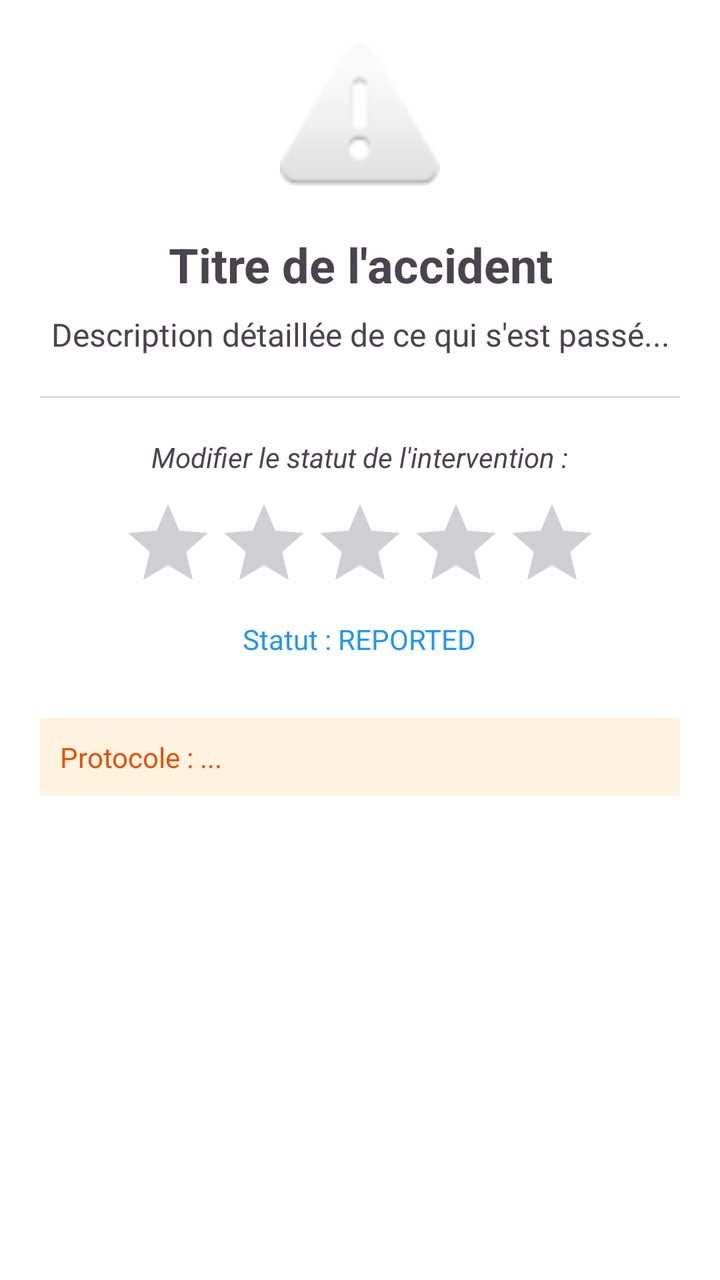
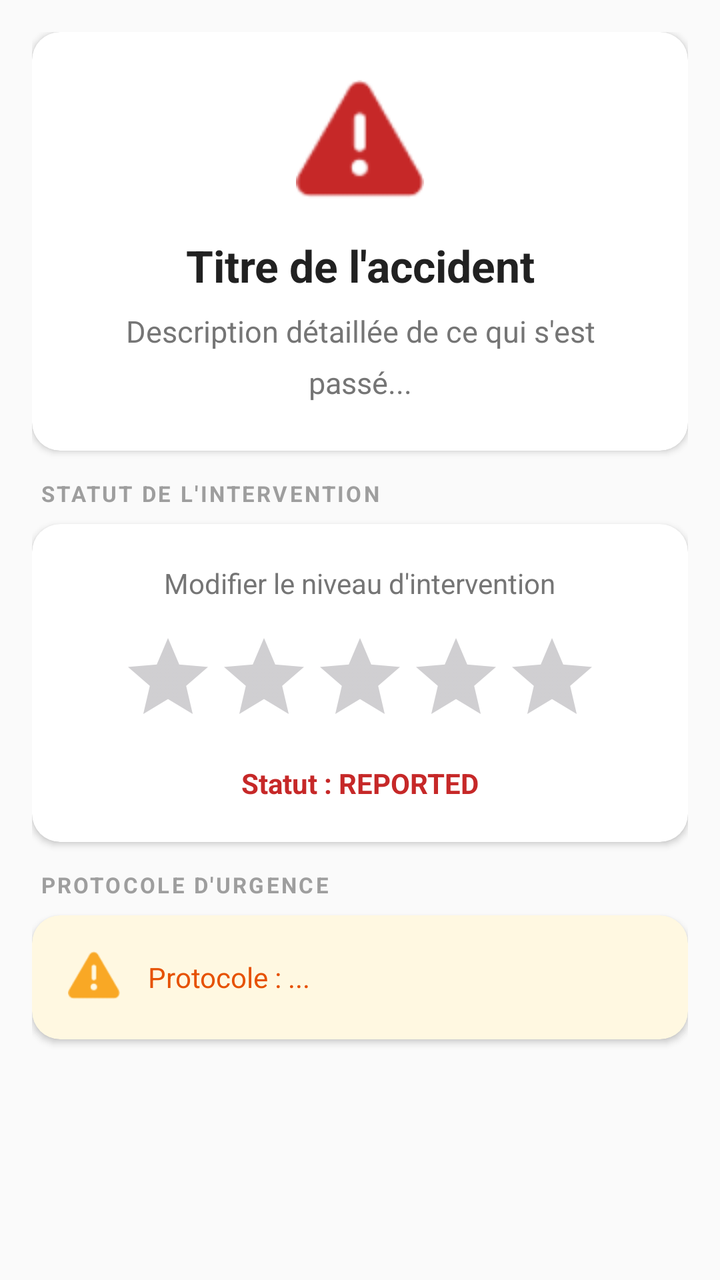

An Android layout rendered at two revisions. The XML below is the earlier revision; the diff shows what the commit changed to produce the second picture.
<!-- AndroidManifest.xml: application theme Theme.MyApplication -->
<!-- res/layout/fragment_screen1.xml -->
<?xml version="1.0" encoding="utf-8"?>
<LinearLayout xmlns:android="http://schemas.android.com/apk/res/android"
    xmlns:app="http://schemas.android.com/apk/res-auto"
    xmlns:tools="http://schemas.android.com/tools"
    android:layout_width="match_parent"
    android:layout_height="match_parent"
    android:orientation="vertical"
    android:padding="20dp"
    android:background="#FFFFFF"
    tools:context=".Screen1Fragment">

    <ImageView
        android:id="@+id/detail_priority_icon"
        android:layout_width="80dp"
        android:layout_height="80dp"
        android:layout_gravity="center"
        android:src="@android:drawable/ic_dialog_alert" />

    <TextView
        android:id="@+id/detail_title"
        android:layout_width="match_parent"
        android:layout_height="wrap_content"
        android:text="Titre de l'accident"
        android:textSize="24sp"
        android:textStyle="bold"
        android:textAlignment="center"
        android:layout_marginTop="16dp" />

    <TextView
        android:id="@+id/detail_description"
        android:layout_width="match_parent"
        android:layout_height="wrap_content"
        android:text="Description détaillée de ce qui s'est passé..."
        android:textSize="16sp"
        android:layout_marginTop="8dp"
        android:textAlignment="center" />

    <View
        android:layout_width="match_parent"
        android:layout_height="1dp"
        android:background="#DDDDDD"
        android:layout_marginVertical="20dp" />

    <TextView
        android:layout_width="wrap_content"
        android:layout_height="wrap_content"
        android:text="Modifier le statut de l'intervention :"
        android:textStyle="italic"
        android:layout_gravity="center" />

    <RatingBar
        android:id="@+id/detail_rating_status"
        android:layout_width="wrap_content"
        android:layout_height="wrap_content"
        android:layout_gravity="center"
        android:numStars="5"
        android:stepSize="1.0"
        android:layout_marginTop="10dp" />

    <TextView
        android:id="@+id/detail_status_label"
        android:layout_width="wrap_content"
        android:layout_height="wrap_content"
        android:layout_gravity="center"
        android:text="Statut : REPORTED"
        android:layout_marginTop="5dp"
        android:textColor="#2196F3" />

    <TextView
        android:id="@+id/detail_safety_protocol"
        android:layout_width="match_parent"
        android:layout_height="wrap_content"
        android:layout_marginTop="30dp"
        android:padding="10dp"
        android:background="#FFF3E0"
        android:text="Protocole : ..."
        android:textColor="#E65100" />

</LinearLayout>
<!-- resources referenced by this layout -->
<resources>
  <style name="Theme.MyApplication" parent="Base.Theme.MyApplication" />
  <style name="Base.Theme.MyApplication" parent="Theme.Material3.DayNight.NoActionBar">
          
          
      </style>
</resources>

<!-- the commit's change to res/layout/fragment_screen1.xml (unified diff, before → after) -->
@@ -1,79 +1,177 @@
 <?xml version="1.0" encoding="utf-8"?>
-<LinearLayout xmlns:android="http://schemas.android.com/apk/res/android"
+<ScrollView xmlns:android="http://schemas.android.com/apk/res/android"
     xmlns:app="http://schemas.android.com/apk/res-auto"
     xmlns:tools="http://schemas.android.com/tools"
     android:layout_width="match_parent"
     android:layout_height="match_parent"
-    android:orientation="vertical"
-    android:padding="20dp"
-    android:background="#FFFFFF"
+    android:background="#FAFAFA"
+    android:fillViewport="true"
     tools:context=".Screen1Fragment">
 
-    <ImageView
-        android:id="@+id/detail_priority_icon"
-        android:layout_width="80dp"
-        android:layout_height="80dp"
-        android:layout_gravity="center"
-        android:src="@android:drawable/ic_dialog_alert" />
-
-    <TextView
-        android:id="@+id/detail_title"
+    <LinearLayout
         android:layout_width="match_parent"
         android:layout_height="wrap_content"
-        android:text="Titre de l'accident"
-        android:textSize="24sp"
-        android:textStyle="bold"
-        android:textAlignment="center"
-        android:layout_marginTop="16dp" />
+        android:orientation="vertical"
+        android:padding="16dp">
 
-    <TextView
-        android:id="@+id/detail_description"
-        android:layout_width="match_parent"
-        android:layout_height="wrap_content"
-        android:text="Description détaillée de ce qui s'est passé..."
-        android:textSize="16sp"
-        android:layout_marginTop="8dp"
-        android:textAlignment="center" />
+        
+        <androidx.cardview.widget.CardView
+            android:layout_width="match_parent"
+            android:layout_height="wrap_content"
+            android:layout_marginBottom="14dp"
+            app:cardCornerRadius="14dp"
+            app:cardElevation="2dp"
+            app:cardBackgroundColor="#FFFFFF">
 
-    <View
-        android:layout_width="match_parent"
-        android:layout_height="1dp"
-        android:background="#DDDDDD"
-        android:layout_marginVertical="20dp" />
+            <LinearLayout
+                android:layout_width="match_parent"
+                android:layout_height="wrap_content"
+                android:orientation="vertical"
+                android:padding="24dp"
+                android:gravity="center">
 
-    <TextView
-        android:layout_width="wrap_content"
-        android:layout_height="wrap_content"
-        android:text="Modifier le statut de l'intervention :"
-        android:textStyle="italic"
-        android:layout_gravity="center" />
+                <ImageView
+                    android:id="@+id/detail_priority_icon"
+                    android:layout_width="64dp"
+                    android:layout_height="64dp"
+                    android:src="@android:drawable/ic_dialog_alert"
+                    app:tint="#C62828" />
 
-    <RatingBar
-        android:id="@+id/detail_rating_status"
-        android:layout_width="wrap_content"
-        android:layout_height="wrap_content"
-        android:layout_gravity="center"
-        android:numStars="5"
-        android:stepSize="1.0"
-        android:layout_marginTop="10dp" />
+                <TextView
+                    android:id="@+id/detail_title"
+                    android:layout_width="match_parent"
+                    android:layout_height="wrap_content"
+                    android:text="Titre de l'accident"
+                    android:textSize="22sp"
+                    android:textStyle="bold"
+                    android:textAlignment="center"
+                    android:textColor="#212121"
+                    android:layout_marginTop="14dp" />
 
-    <TextView
-        android:id="@+id/detail_status_label"
-        android:layout_width="wrap_content"
-        android:layout_height="wrap_content"
-        android:layout_gravity="center"
-        android:text="Statut : REPORTED"
-        android:layout_marginTop="5dp"
-        android:textColor="#2196F3" />
+                <TextView
+                    android:id="@+id/detail_description"
+                    android:layout_width="match_parent"
+                    android:layout_height="wrap_content"
+                    android:text="Description détaillée de ce qui s'est passé..."
+                    android:textSize="15sp"
+                    android:textAlignment="center"
+                    android:textColor="#757575"
+                    android:lineSpacingMultiplier="1.4"
+                    android:layout_marginTop="8dp" />
 
-    <TextView
-        android:id="@+id/detail_safety_protocol"
-        android:layout_width="match_parent"
-        android:layout_height="wrap_content"
-        android:layout_marginTop="30dp"
-        android:padding="10dp"
-        android:background="#FFF3E0"
-        android:text="Protocole : ..."
-        android:textColor="#E65100" />
+            </LinearLayout>
 
-</LinearLayout>
+        </androidx.cardview.widget.CardView>
+
+        
+        <TextView
+            android:layout_width="wrap_content"
+            android:layout_height="wrap_content"
+            android:text="STATUT DE L'INTERVENTION"
+            android:textSize="11sp"
+            android:textColor="#9E9E9E"
+            android:textStyle="bold"
+            android:letterSpacing="0.10"
+            android:layout_marginStart="4dp"
+            android:layout_marginBottom="8dp" />
+
+        
+        <androidx.cardview.widget.CardView
+            android:layout_width="match_parent"
+            android:layout_height="wrap_content"
+            android:layout_marginBottom="14dp"
+            app:cardCornerRadius="14dp"
+            app:cardElevation="2dp"
+            app:cardBackgroundColor="#FFFFFF">
+
+            <LinearLayout
+                android:layout_width="match_parent"
+                android:layout_height="wrap_content"
+                android:orientation="vertical"
+                android:padding="20dp"
+                android:gravity="center">
+
+                <TextView
+                    android:layout_width="wrap_content"
+                    android:layout_height="wrap_content"
+                    android:text="Modifier le niveau d'intervention"
+                    android:textSize="14sp"
+                    android:textColor="#757575" />
+
+                <RatingBar
+                    android:id="@+id/detail_rating_status"
+                    style="@style/Widget.AppCompat.RatingBar"
+                    android:layout_width="wrap_content"
+                    android:layout_height="wrap_content"
+                    android:numStars="5"
+                    android:stepSize="1.0"
+                    android:progressTint="#C62828"
+                    android:secondaryProgressTint="#FFCDD2"
+                    android:layout_marginTop="14dp" />
+
+                <TextView
+                    android:id="@+id/detail_status_label"
+                    android:layout_width="wrap_content"
+                    android:layout_height="wrap_content"
+                    android:text="Statut : REPORTED"
+                    android:textSize="14sp"
+                    android:textStyle="bold"
+                    android:textColor="#C62828"
+                    android:layout_marginTop="10dp" />
+
+            </LinearLayout>
+
+        </androidx.cardview.widget.CardView>
+
+        
+        <TextView
+            android:layout_width="wrap_content"
+            android:layout_height="wrap_content"
+            android:text="PROTOCOLE D'URGENCE"
+            android:textSize="11sp"
+            android:textColor="#9E9E9E"
+            android:textStyle="bold"
+            android:letterSpacing="0.10"
+            android:layout_marginStart="4dp"
+            android:layout_marginBottom="8dp" />
+
+        
+        <androidx.cardview.widget.CardView
+            android:layout_width="match_parent"
+            android:layout_height="wrap_content"
+            android:layout_marginBottom="16dp"
+            app:cardCornerRadius="14dp"
+            app:cardElevation="2dp"
+            app:cardBackgroundColor="#FFF8E1">
+
+            <LinearLayout
+                android:layout_width="match_parent"
+                android:layout_height="wrap_content"
+                android:orientation="horizontal"
+                android:padding="18dp"
+                android:gravity="center_vertical">
+
+                <ImageView
+                    android:layout_width="26dp"
+                    android:layout_height="26dp"
+                    android:src="@android:drawable/ic_dialog_alert"
+                    android:layout_marginEnd="14dp"
+                    app:tint="#F9A825" />
+
+                <TextView
+                    android:id="@+id/detail_safety_protocol"
+                    android:layout_width="0dp"
+                    android:layout_height="wrap_content"
+                    android:layout_weight="1"
+                    android:text="Protocole : ..."
+                    android:textSize="14sp"
+                    android:textColor="#E65100"
+                    android:lineSpacingMultiplier="1.4" />
+
+            </LinearLayout>
+
+        </androidx.cardview.widget.CardView>
+
+    </LinearLayout>
+
+</ScrollView>
